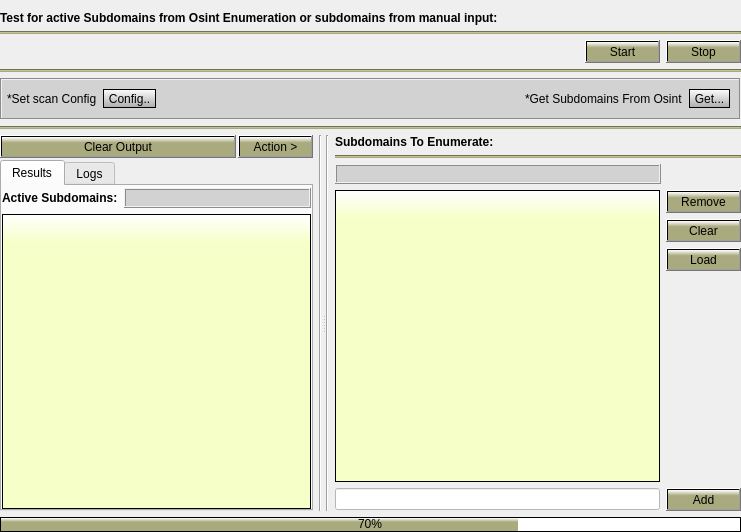
Above: Gui/src/ActiveTab/Active.ui from 3nock/OTE before the change. Below: the same form after it.
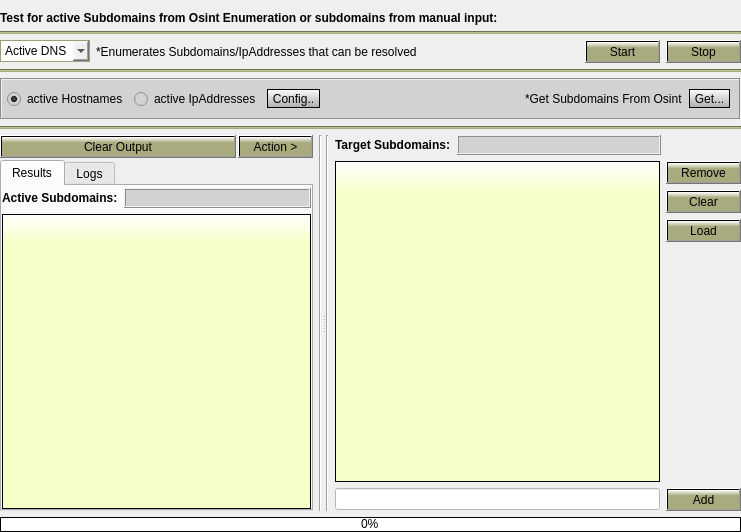
That is the form after the change.

Diff of the .ui file:
```diff
--- a/Gui/src/ActiveTab/Active.ui
+++ b/Gui/src/ActiveTab/Active.ui
@@ -60,6 +60,59 @@
     <layout class="QVBoxLayout" name="verticalLayout">
      <item>
       <layout class="QHBoxLayout" name="horizontalLayout">
+       <property name="leftMargin">
+        <number>0</number>
+       </property>
+       <item>
+        <widget class="QComboBox" name="comboBox">
+         <property name="sizePolicy">
+          <sizepolicy hsizetype="Fixed" vsizetype="Fixed">
+           <horstretch>0</horstretch>
+           <verstretch>0</verstretch>
+          </sizepolicy>
+         </property>
+         <property name="minimumSize">
+          <size>
+           <width>90</width>
+           <height>22</height>
+          </size>
+         </property>
+         <property name="styleSheet">
+          <string notr="true">border-style: solid;
+border-color: rgb(159, 159, 119);
+border-width: 1px;
+border-radius: 0px;
+selection-background-color:  rgb(177, 177, 133);</string>
+         </property>
+         <item>
+          <property name="text">
+           <string>Active DNS</string>
+          </property>
+         </item>
+         <item>
+          <property name="text">
+           <string>Active HTTP</string>
+          </property>
+         </item>
+         <item>
+          <property name="text">
+           <string>Active FTP</string>
+          </property>
+         </item>
+         <item>
+          <property name="text">
+           <string>Active SMTP</string>
+          </property>
+         </item>
+        </widget>
+       </item>
+       <item>
+        <widget class="QLabel" name="label">
+         <property name="text">
+          <string>*Enumerates Subdomains/IpAddresses that can be resolved</string>
+         </property>
+        </widget>
+       </item>
        <item>
         <spacer name="horizontalSpacer">
          <property name="orientation">
@@ -152,18 +205,19 @@
          <number>9</number>
         </property>
         <item>
-         <widget class="QLabel" name="label_17">
-          <property name="sizePolicy">
-           <sizepolicy hsizetype="Maximum" vsizetype="Maximum">
-            <horstretch>0</horstretch>
-            <verstretch>0</verstretch>
-           </sizepolicy>
+         <widget class="QRadioButton" name="radioButton_3">
+          <property name="text">
+           <string>active Hostnames</string>
           </property>
-          <property name="styleSheet">
-           <string notr="true"/>
+          <property name="checked">
+           <bool>true</bool>
           </property>
+         </widget>
+        </item>
+        <item>
+         <widget class="QRadioButton" name="radioButton_4">
           <property name="text">
-           <string>*Set scan Config</string>
+           <string>active IpAddresses</string>
           </property>
          </widget>
         </item>
@@ -542,35 +596,27 @@
          <property name="spacing">
           <number>6</number>
          </property>
-         <item>
-          <layout class="QHBoxLayout" name="horizontalLayout_21">
-           <item>
-            <widget class="QLabel" name="label_15">
-             <property name="font">
-              <font>
-               <weight>75</weight>
-               <bold>true</bold>
-              </font>
-             </property>
-             <property name="text">
-              <string>Subdomains To Enumerate:</string>
-             </property>
-            </widget>
-           </item>
-          </layout>
-         </item>
-         <item>
-          <widget class="Line" name="line_8">
-           <property name="styleSheet">
-            <string notr="true">background-color: rgb(170, 170, 127);</string>
-           </property>
-           <property name="orientation">
-            <enum>Qt::Horizontal</enum>
-           </property>
-          </widget>
-         </item>
          <item>
           <layout class="QHBoxLayout" name="theLayout">
+           <item>
+            <widget class="QLabel" name="label_15">
+             <property name="sizePolicy">
+              <sizepolicy hsizetype="Maximum" vsizetype="Preferred">
+               <horstretch>0</horstretch>
+               <verstretch>0</verstretch>
+              </sizepolicy>
+             </property>
+             <property name="font">
+              <font>
+               <weight>75</weight>
+               <bold>true</bold>
+              </font>
+             </property>
+             <property name="text">
+              <string>Target Subdomains:</string>
+             </property>
+            </widget>
+           </item>
            <item>
             <widget class="QLabel" name="label_wordlistCount">
              <property name="sizePolicy">
@@ -815,7 +861,7 @@
 }</string>
      </property>
      <property name="value">
-      <number>70</number>
+      <number>0</number>
      </property>
     </widget>
    </item>
```
